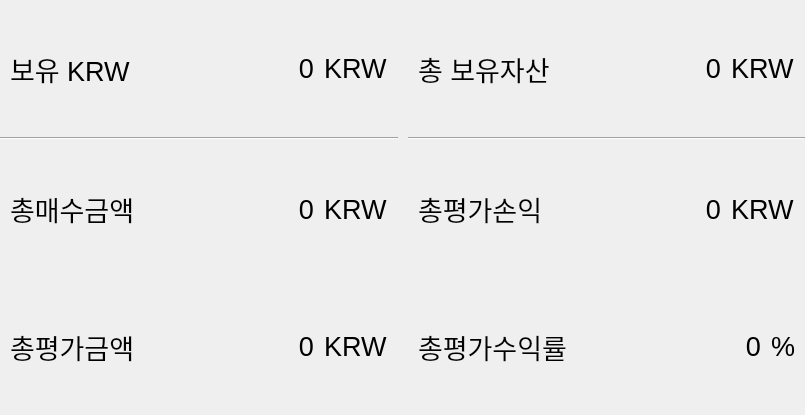
First picture: the form in src/styles/ui/userinfo.ui, repository showmethecoin/upbit-trader, before the edit.
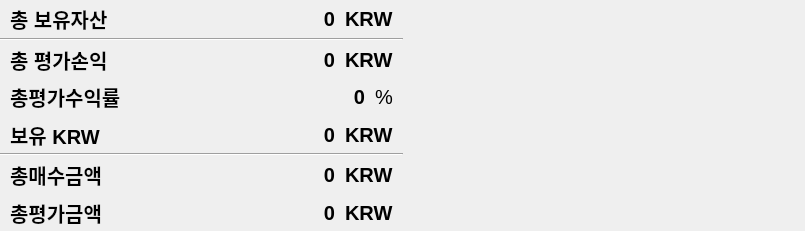
Second picture: the form after the edit.

What changed in the file:
```diff
--- a/src/styles/ui/userinfo.ui
+++ b/src/styles/ui/userinfo.ui
@@ -7,7 +7,7 @@
     <x>0</x>
     <y>0</y>
     <width>805</width>
-    <height>415</height>
+    <height>231</height>
    </rect>
   </property>
   <property name="windowTitle">
@@ -31,9 +31,9 @@
    </property>
    <item>
     <widget class="QWidget" name="user_info" native="true">
-     <layout class="QHBoxLayout" name="horizontalLayout">
+     <layout class="QHBoxLayout" name="horizontalLayout" stretch="1,1">
       <property name="spacing">
-       <number>10</number>
+       <number>0</number>
       </property>
       <property name="leftMargin">
        <number>0</number>
@@ -48,175 +48,7 @@
        <number>0</number>
       </property>
       <item>
-       <layout class="QVBoxLayout" name="frame_1">
-        <property name="spacing">
-         <number>0</number>
-        </property>
-        <item>
-         <layout class="QHBoxLayout" name="horizontalLayout_5" stretch="0,2,0">
-          <property name="spacing">
-           <number>10</number>
-          </property>
-          <property name="leftMargin">
-           <number>10</number>
-          </property>
-          <property name="rightMargin">
-           <number>10</number>
-          </property>
-          <item>
-           <widget class="QLabel" name="label_2">
-            <property name="font">
-             <font>
-              <pointsize>20</pointsize>
-             </font>
-            </property>
-            <property name="text">
-             <string>보유 KRW</string>
-            </property>
-           </widget>
-          </item>
-          <item>
-           <widget class="QLabel" name="userdata1">
-            <property name="font">
-             <font>
-              <pointsize>20</pointsize>
-             </font>
-            </property>
-            <property name="text">
-             <string>0</string>
-            </property>
-            <property name="alignment">
-             <set>Qt::AlignRight|Qt::AlignTrailing|Qt::AlignVCenter</set>
-            </property>
-           </widget>
-          </item>
-          <item>
-           <widget class="QLabel" name="label_5">
-            <property name="font">
-             <font>
-              <pointsize>20</pointsize>
-             </font>
-            </property>
-            <property name="text">
-             <string>KRW</string>
-            </property>
-           </widget>
-          </item>
-         </layout>
-        </item>
-        <item>
-         <widget class="Line" name="line_2">
-          <property name="orientation">
-           <enum>Qt::Horizontal</enum>
-          </property>
-         </widget>
-        </item>
-        <item>
-         <layout class="QHBoxLayout" name="horizontalLayout_3" stretch="0,2,0">
-          <property name="spacing">
-           <number>10</number>
-          </property>
-          <property name="leftMargin">
-           <number>10</number>
-          </property>
-          <property name="rightMargin">
-           <number>10</number>
-          </property>
-          <item>
-           <widget class="QLabel" name="label">
-            <property name="font">
-             <font>
-              <pointsize>20</pointsize>
-             </font>
-            </property>
-            <property name="text">
-             <string>총매수금액</string>
-            </property>
-           </widget>
-          </item>
-          <item>
-           <widget class="QLabel" name="userdata2">
-            <property name="font">
-             <font>
-              <pointsize>20</pointsize>
-             </font>
-            </property>
-            <property name="text">
-             <string>0</string>
-            </property>
-            <property name="alignment">
-             <set>Qt::AlignRight|Qt::AlignTrailing|Qt::AlignVCenter</set>
-            </property>
-           </widget>
-          </item>
-          <item>
-           <widget class="QLabel" name="label_7">
-            <property name="font">
-             <font>
-              <pointsize>20</pointsize>
-             </font>
-            </property>
-            <property name="text">
-             <string>KRW</string>
-            </property>
-           </widget>
-          </item>
-         </layout>
-        </item>
-        <item>
-         <layout class="QHBoxLayout" name="horizontalLayout_2" stretch="0,2,0">
-          <property name="spacing">
-           <number>10</number>
-          </property>
-          <property name="leftMargin">
-           <number>10</number>
-          </property>
-          <property name="rightMargin">
-           <number>10</number>
-          </property>
-          <item>
-           <widget class="QLabel" name="label_3">
-            <property name="font">
-             <font>
-              <pointsize>20</pointsize>
-             </font>
-            </property>
-            <property name="text">
-             <string>총평가금액</string>
-            </property>
-           </widget>
-          </item>
-          <item>
-           <widget class="QLabel" name="userdata3">
-            <property name="font">
-             <font>
-              <pointsize>20</pointsize>
-             </font>
-            </property>
-            <property name="text">
-             <string>0</string>
-            </property>
-            <property name="alignment">
-             <set>Qt::AlignRight|Qt::AlignTrailing|Qt::AlignVCenter</set>
-            </property>
-           </widget>
-          </item>
-          <item>
-           <widget class="QLabel" name="label_9">
-            <property name="font">
-             <font>
-              <pointsize>20</pointsize>
-             </font>
-            </property>
-            <property name="text">
-             <string>KRW</string>
-            </property>
-           </widget>
-          </item>
-         </layout>
-        </item>
-       </layout>
-      </item>
+       <layout class="QVBoxLayout" name="verticalLayout_3">
       <item>
        <layout class="QVBoxLayout" name="frame_2">
         <property name="spacing">
@@ -237,7 +69,10 @@
            <widget class="QLabel" name="label_10">
             <property name="font">
              <font>
-              <pointsize>20</pointsize>
+                <family>Segoe UI</family>
+                <pointsize>15</pointsize>
+                <weight>75</weight>
+                <bold>true</bold>
              </font>
             </property>
             <property name="text">
@@ -249,7 +84,10 @@
            <widget class="QLabel" name="userdata4">
             <property name="font">
              <font>
-              <pointsize>20</pointsize>
+                <family>Segoe UI</family>
+                <pointsize>15</pointsize>
+                <weight>75</weight>
+                <bold>true</bold>
              </font>
             </property>
             <property name="text">
@@ -264,7 +102,10 @@
            <widget class="QLabel" name="label_11">
             <property name="font">
              <font>
-              <pointsize>20</pointsize>
+                <family>Segoe UI</family>
+                <pointsize>15</pointsize>
+                <weight>75</weight>
+                <bold>true</bold>
              </font>
             </property>
             <property name="text">
@@ -296,11 +137,14 @@
            <widget class="QLabel" name="label_14">
             <property name="font">
              <font>
-              <pointsize>20</pointsize>
+                <family>Segoe UI</family>
+                <pointsize>15</pointsize>
+                <weight>75</weight>
+                <bold>true</bold>
              </font>
             </property>
             <property name="text">
-             <string>총평가손익</string>
+               <string>총 평가손익</string>
             </property>
            </widget>
           </item>
@@ -308,7 +152,10 @@
            <widget class="QLabel" name="userdata5">
             <property name="font">
              <font>
-              <pointsize>20</pointsize>
+                <family>Segoe UI</family>
+                <pointsize>15</pointsize>
+                <weight>75</weight>
+                <bold>true</bold>
              </font>
             </property>
             <property name="text">
@@ -323,7 +170,10 @@
            <widget class="QLabel" name="label_13">
             <property name="font">
              <font>
-              <pointsize>20</pointsize>
+                <family>Segoe UI</family>
+                <pointsize>15</pointsize>
+                <weight>75</weight>
+                <bold>true</bold>
              </font>
             </property>
             <property name="text">
@@ -348,7 +198,10 @@
            <widget class="QLabel" name="label_17">
             <property name="font">
              <font>
-              <pointsize>20</pointsize>
+                <family>Segoe UI</family>
+                <pointsize>15</pointsize>
+                <weight>75</weight>
+                <bold>true</bold>
              </font>
             </property>
             <property name="text">
@@ -360,7 +213,10 @@
            <widget class="QLabel" name="userdata6">
             <property name="font">
              <font>
-              <pointsize>20</pointsize>
+                <family>Segoe UI</family>
+                <pointsize>15</pointsize>
+                <weight>75</weight>
+                <bold>true</bold>
              </font>
             </property>
             <property name="text">
@@ -375,7 +231,10 @@
            <widget class="QLabel" name="label_16">
             <property name="font">
              <font>
-              <pointsize>20</pointsize>
+                <family>Segoe UI</family>
+                <pointsize>15</pointsize>
+                <weight>50</weight>
+                <bold>false</bold>
              </font>
             </property>
             <property name="text">
@@ -386,6 +245,208 @@
          </layout>
         </item>
        </layout>
+        </item>
+        <item>
+         <layout class="QVBoxLayout" name="frame_1">
+          <property name="spacing">
+           <number>0</number>
+          </property>
+          <item>
+           <layout class="QHBoxLayout" name="horizontalLayout_5" stretch="0,2,0">
+            <property name="spacing">
+             <number>10</number>
+            </property>
+            <property name="leftMargin">
+             <number>10</number>
+            </property>
+            <property name="rightMargin">
+             <number>10</number>
+            </property>
+            <item>
+             <widget class="QLabel" name="label_2">
+              <property name="font">
+               <font>
+                <family>Segoe UI</family>
+                <pointsize>15</pointsize>
+                <weight>75</weight>
+                <bold>true</bold>
+               </font>
+              </property>
+              <property name="text">
+               <string>보유 KRW</string>
+              </property>
+             </widget>
+            </item>
+            <item>
+             <widget class="QLabel" name="userdata1">
+              <property name="font">
+               <font>
+                <family>Segoe UI</family>
+                <pointsize>15</pointsize>
+                <weight>75</weight>
+                <bold>true</bold>
+               </font>
+              </property>
+              <property name="text">
+               <string>0</string>
+              </property>
+              <property name="alignment">
+               <set>Qt::AlignRight|Qt::AlignTrailing|Qt::AlignVCenter</set>
+              </property>
+             </widget>
+            </item>
+            <item>
+             <widget class="QLabel" name="label_5">
+              <property name="font">
+               <font>
+                <family>Segoe UI</family>
+                <pointsize>15</pointsize>
+                <weight>75</weight>
+                <bold>true</bold>
+               </font>
+              </property>
+              <property name="text">
+               <string>KRW</string>
+              </property>
+             </widget>
+            </item>
+           </layout>
+          </item>
+          <item>
+           <widget class="Line" name="line_2">
+            <property name="orientation">
+             <enum>Qt::Horizontal</enum>
+            </property>
+           </widget>
+          </item>
+          <item>
+           <layout class="QHBoxLayout" name="horizontalLayout_3" stretch="0,2,0">
+            <property name="spacing">
+             <number>10</number>
+            </property>
+            <property name="leftMargin">
+             <number>10</number>
+            </property>
+            <property name="rightMargin">
+             <number>10</number>
+            </property>
+            <item>
+             <widget class="QLabel" name="label">
+              <property name="font">
+               <font>
+                <family>Segoe UI</family>
+                <pointsize>15</pointsize>
+                <weight>75</weight>
+                <bold>true</bold>
+               </font>
+              </property>
+              <property name="text">
+               <string>총매수금액</string>
+              </property>
+             </widget>
+            </item>
+            <item>
+             <widget class="QLabel" name="userdata2">
+              <property name="font">
+               <font>
+                <family>Segoe UI</family>
+                <pointsize>15</pointsize>
+                <weight>75</weight>
+                <bold>true</bold>
+               </font>
+              </property>
+              <property name="text">
+               <string>0</string>
+              </property>
+              <property name="alignment">
+               <set>Qt::AlignRight|Qt::AlignTrailing|Qt::AlignVCenter</set>
+              </property>
+             </widget>
+            </item>
+            <item>
+             <widget class="QLabel" name="label_7">
+              <property name="font">
+               <font>
+                <family>Segoe UI</family>
+                <pointsize>15</pointsize>
+                <weight>75</weight>
+                <bold>true</bold>
+               </font>
+              </property>
+              <property name="text">
+               <string>KRW</string>
+              </property>
+             </widget>
+            </item>
+           </layout>
+          </item>
+          <item>
+           <layout class="QHBoxLayout" name="horizontalLayout_2" stretch="0,2,0">
+            <property name="spacing">
+             <number>10</number>
+            </property>
+            <property name="leftMargin">
+             <number>10</number>
+            </property>
+            <property name="rightMargin">
+             <number>10</number>
+            </property>
+            <item>
+             <widget class="QLabel" name="label_3">
+              <property name="font">
+               <font>
+                <family>Segoe UI</family>
+                <pointsize>15</pointsize>
+                <weight>75</weight>
+                <bold>true</bold>
+               </font>
+              </property>
+              <property name="text">
+               <string>총평가금액</string>
+              </property>
+             </widget>
+            </item>
+            <item>
+             <widget class="QLabel" name="userdata3">
+              <property name="font">
+               <font>
+                <family>Segoe UI</family>
+                <pointsize>15</pointsize>
+                <weight>75</weight>
+                <bold>true</bold>
+               </font>
+              </property>
+              <property name="text">
+               <string>0</string>
+              </property>
+              <property name="alignment">
+               <set>Qt::AlignRight|Qt::AlignTrailing|Qt::AlignVCenter</set>
+              </property>
+             </widget>
+            </item>
+            <item>
+             <widget class="QLabel" name="label_9">
+              <property name="font">
+               <font>
+                <family>Segoe UI</family>
+                <pointsize>15</pointsize>
+                <weight>75</weight>
+                <bold>true</bold>
+               </font>
+              </property>
+              <property name="text">
+               <string>KRW</string>
+              </property>
+             </widget>
+            </item>
+           </layout>
+          </item>
+         </layout>
+        </item>
+       </layout>
+      </item>
+      <item>
+       <widget class="QWidget" name="widget" native="true"/>
       </item>
      </layout>
     </widget>
```
Lines whose indentation alone changed are shown as unchanged.
